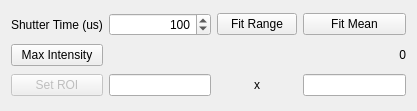
First picture: the form in cameracontrolsdialog.ui, repository SamDehaeck/GigaViewer, before the edit.
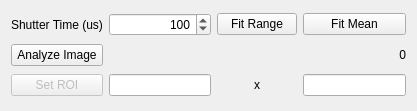
Second picture: the form after the edit.

Commit message:
Added a frequency analyzer
Pressing the former max Intensity button (now 'Analyze Image'), the
image is fft'd and the max frequency component is extracted (i.e. its
period) together with the angle under which it is seen. The maximum
period that can be analyzed is amPixels/10. This is to avoid picking up
the DC component. Also, the frequency should be horizontal (as 10 first
columns of PSD are ignored.

Patch:
```diff
--- a/cameracontrolsdialog.ui
+++ b/cameracontrolsdialog.ui
@@ -34,7 +34,7 @@
    <item row="2" column="0">
     <widget class="QPushButton" name="IntensityButton">
      <property name="text">
-      <string>Max Intensity</string>
+      <string>Analyze Image</string>
      </property>
     </widget>
    </item>
@@ -71,16 +71,6 @@
      </property>
     </widget>
    </item>
-   <item row="2" column="3">
-    <widget class="QLabel" name="IntensLabel">
-     <property name="text">
-      <string>0</string>
-     </property>
-     <property name="alignment">
-      <set>Qt::AlignRight|Qt::AlignTrailing|Qt::AlignVCenter</set>
-     </property>
-    </widget>
-   </item>
    <item row="4" column="1">
     <widget class="QLineEdit" name="ROIRows"/>
    </item>
@@ -97,6 +87,16 @@
    <item row="4" column="3">
     <widget class="QLineEdit" name="ROICols"/>
    </item>
+   <item row="2" column="1" colspan="3">
+    <widget class="QLabel" name="IntensLabel">
+     <property name="text">
+      <string>0</string>
+     </property>
+     <property name="alignment">
+      <set>Qt::AlignRight|Qt::AlignTrailing|Qt::AlignVCenter</set>
+     </property>
+    </widget>
+   </item>
   </layout>
  </widget>
  <tabstops>
```
The commit also changes 2 other files.
